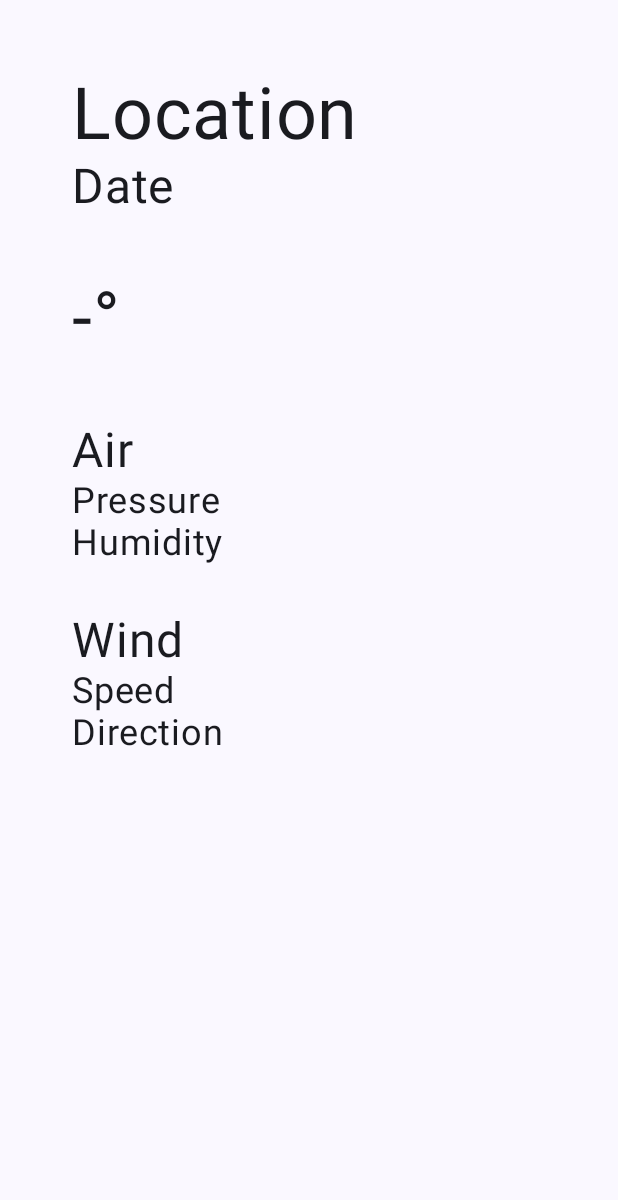
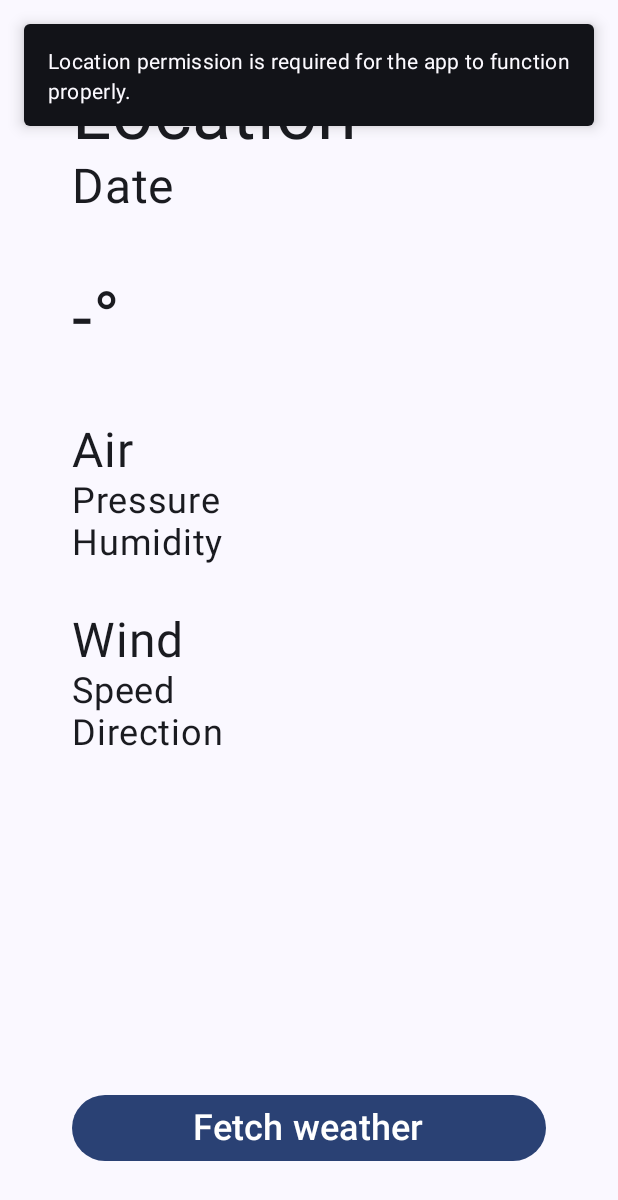
Before and after one commit to simonpeier/weather-app, an Android app built with Jetpack Compose: the screen it shows after launch (MainActivity), on a phone screen of 412 x 824 dp. Shown: the top 1200 px of the screen. Run offline under Robolectric (Android 15) with nearby library versions, the phone set to English and light mode, and no system bars.

Commit message:
Implement location fetching and handling

```diff
--- a/app/build.gradle.kts
+++ b/app/build.gradle.kts
@@ -60,6 +60,7 @@ dependencies {
     implementation("androidx.compose.ui:ui-tooling-preview")
     implementation("androidx.compose.material3:material3")
     implementation("androidx.lifecycle:lifecycle-viewmodel-compose:2.6.1")
+    implementation ("com.google.android.gms:play-services-location:18.0.0")
     testImplementation("junit:junit:4.13.2")
     androidTestImplementation("androidx.test.ext:junit:1.1.5")
     androidTestImplementation("androidx.test.espresso:espresso-core:3.5.1")
--- a/app/src/main/java/ch/simonpeier/weatherapp/MainActivity.kt
+++ b/app/src/main/java/ch/simonpeier/weatherapp/MainActivity.kt
@@ -1,13 +1,24 @@
 package ch.simonpeier.weatherapp
 
+import android.Manifest
+import android.app.Application
+import android.content.pm.PackageManager
 import android.os.Bundle
 import androidx.activity.ComponentActivity
 import androidx.activity.compose.setContent
+import androidx.activity.viewModels
+import androidx.compose.foundation.layout.Box
 import androidx.compose.foundation.layout.Column
 import androidx.compose.foundation.layout.Row
+import androidx.compose.foundation.layout.Spacer
 import androidx.compose.foundation.layout.fillMaxSize
+import androidx.compose.foundation.layout.fillMaxWidth
+import androidx.compose.foundation.layout.height
 import androidx.compose.foundation.layout.padding
+import androidx.compose.foundation.layout.width
+import androidx.compose.material3.Button
 import androidx.compose.material3.MaterialTheme
+import androidx.compose.material3.Snackbar
 import androidx.compose.material3.Surface
 import androidx.compose.material3.Text
 import androidx.compose.runtime.Composable
@@ -17,10 +28,13 @@ import androidx.compose.ui.Modifier
 import androidx.compose.ui.tooling.preview.Preview
 import androidx.compose.ui.unit.dp
 import androidx.compose.ui.unit.sp
+import androidx.core.app.ActivityCompat
+import androidx.core.content.ContextCompat
 import androidx.lifecycle.viewmodel.compose.viewModel
 import ch.simonpeier.weatherapp.ui.theme.WeatherAppTheme
 
 class MainActivity : ComponentActivity() {
+    private val viewModel: WeatherViewModel by viewModels()
     override fun onCreate(savedInstanceState: Bundle?) {
         super.onCreate(savedInstanceState)
         setContent {
@@ -30,15 +44,41 @@ class MainActivity : ComponentActivity() {
                     modifier = Modifier.fillMaxSize(),
                     color = MaterialTheme.colorScheme.background
                 ) {
-                    WeatherLayout()
+                    WeatherLayout(Modifier, viewModel, application)
                 }
+            }
+        }
+
+        // Check location permission
+        if (ContextCompat.checkSelfPermission(
+                this,
+                Manifest.permission.ACCESS_FINE_LOCATION
+            ) == PackageManager.PERMISSION_GRANTED
+        ) {
+            viewModel.onLocationPermissionGranted(application)
+        } else {
+            ActivityCompat.requestPermissions(this, arrayOf(Manifest.permission.ACCESS_FINE_LOCATION), 1)
+        }
+    }
+
+    override fun onRequestPermissionsResult(requestCode: Int, permissions: Array<out String>, grantResults: IntArray) {
+        super.onRequestPermissionsResult(requestCode, permissions, grantResults)
+        if (requestCode == 1) {
+            if (grantResults.isNotEmpty() && grantResults[0] == PackageManager.PERMISSION_GRANTED) {
+                viewModel.onLocationPermissionGranted(application)
+            } else {
+                viewModel.onLocationPermissionDenied()
             }
         }
     }
 }
 
 @Composable
-fun WeatherLayout(modifier: Modifier = Modifier, weatherViewModel: WeatherViewModel = viewModel()) {
+fun WeatherLayout(
+    modifier: Modifier = Modifier,
+    weatherViewModel: WeatherViewModel = viewModel(),
+    application: Application = Application()
+) {
     val weatherUiState by weatherViewModel.uiState.collectAsState()
 
     Column(
@@ -63,6 +103,18 @@ fun WeatherLayout(modifier: Modifier = Modifier, weatherViewModel: WeatherViewMo
             secondDesc = "Direction",
             secondContent = weatherUiState.windDirection
         )
+        Spacer(modifier = Modifier.weight(1f))
+        Button(
+            onClick = { weatherViewModel.onLocationPermissionGranted(application) },
+            modifier = Modifier
+                .fillMaxWidth()
+        ) {
+            Text(text = "Fetch weather", fontSize = 24.sp)
+        }
+    }
+
+    if (weatherViewModel.locationPermissionDenied) {
+        LocationPermissionDeniedSnackbar()
     }
 }
 
@@ -89,6 +141,19 @@ fun WeatherInfoCard(
     }
 }
 
+@Composable
+fun LocationPermissionDeniedSnackbar() {
+    Box(
+        modifier = Modifier
+            .width(200.dp)
+            .height(50.dp)
+    ) {
+        Snackbar(modifier = Modifier.padding(16.dp)) {
+            Text("Location permission is required for the app to function properly.")
+        }
+    }
+}
+
 @Preview(showBackground = true)
 @Composable
 fun WeatherLayoutPreview() {
--- a/app/src/main/java/ch/simonpeier/weatherapp/WeatherViewModel.kt
+++ b/app/src/main/java/ch/simonpeier/weatherapp/WeatherViewModel.kt
@@ -1,7 +1,17 @@
 package ch.simonpeier.weatherapp
 
+import android.annotation.SuppressLint
+import android.app.Application
+import android.location.Location
+import android.util.Log
+import androidx.compose.runtime.mutableStateOf
 import androidx.lifecycle.ViewModel
 import androidx.lifecycle.viewModelScope
+import com.google.android.gms.location.FusedLocationProviderClient
+import com.google.android.gms.location.LocationCallback
+import com.google.android.gms.location.LocationRequest
+import com.google.android.gms.location.LocationResult
+import com.google.android.gms.location.LocationServices
 import kotlinx.coroutines.flow.MutableStateFlow
 import kotlinx.coroutines.flow.StateFlow
 import kotlinx.coroutines.flow.asStateFlow
@@ -13,9 +23,13 @@ import java.util.Locale
 import kotlin.math.roundToInt
 
 class WeatherViewModel(private val weatherService: WeatherService = WeatherService()) : ViewModel() {
-
     private val _uiState = MutableStateFlow(WeatherUiState())
     val uiState: StateFlow<WeatherUiState> = _uiState.asStateFlow()
+
+    private var fusedLocationClient: FusedLocationProviderClient? = null
+    private val _locationPermissionDenied = mutableStateOf(false)
+    val locationPermissionDenied: Boolean
+        get() = _locationPermissionDenied.value
 
     fun fetchData(latitude: Double, longitude: Double) {
         viewModelScope.launch {
@@ -24,7 +38,7 @@ class WeatherViewModel(private val weatherService: WeatherService = WeatherServi
                 val location = weather.name.split(Regex("/"), 2)
                 val calendar = Calendar.getInstance()
                 val dateOnly = SimpleDateFormat("dd.MM.yyyy", Locale.GERMAN)
-                val windDirection = (weather.wind.deg?.let { getWindDirection(it) } ?: "")
+                val windDirection = weather.wind.deg.let { getWindDirection(it) }
 
                 _uiState.update { currentState ->
                     currentState.copy(
@@ -39,9 +53,51 @@ class WeatherViewModel(private val weatherService: WeatherService = WeatherServi
                 }
 
             } catch (e: Exception) {
-                println(e.message)
+                Log.e("WeatherViewModel", e.message.toString())
             }
         }
+    }
+
+    fun onLocationPermissionGranted(application: Application) {
+        if (fusedLocationClient == null) {
+            fusedLocationClient = LocationServices.getFusedLocationProviderClient(application)
+        }
+        requestCurrentLocation()
+    }
+
+    fun onLocationPermissionDenied() {
+        _locationPermissionDenied.value = true
+    }
+
+    @SuppressLint("MissingPermission")
+    fun requestCurrentLocation() {
+        fusedLocationClient?.lastLocation?.addOnSuccessListener { location: Location? ->
+            if (location != null) {
+                fetchData(location.latitude, location.longitude)
+            } else {
+                requestLocationUpdates()
+            }
+        }?.addOnFailureListener {
+            onLocationPermissionDenied()
+        }
+    }
+
+    @SuppressLint("MissingPermission")
+    private fun requestLocationUpdates() {
+        val locationCallback = object : LocationCallback() {
+            override fun onLocationResult(locationResult: LocationResult) {
+                val lastLocation: Location = locationResult.lastLocation
+                // Do something with the location, update UI, etc. (fetchData)
+                fetchData(lastLocation.latitude, lastLocation.longitude)
+            }
+        }
+
+        val locationRequest = LocationRequest.create().apply {
+            interval = 1000
+            priority = LocationRequest.PRIORITY_BALANCED_POWER_ACCURACY
+        }
+
+        fusedLocationClient?.requestLocationUpdates(locationRequest, locationCallback, null)
     }
 
     private fun getWindDirection(degree: Int): String {
--- a/app/src/main/java/ch/simonpeier/weatherapp/owm/api/OpenWeatherMapApi.kt
+++ b/app/src/main/java/ch/simonpeier/weatherapp/owm/api/OpenWeatherMapApi.kt
@@ -6,7 +6,7 @@ import retrofit2.http.Query
 
 interface OpenWeatherMapApi {
     @GET("weather")
-    suspend fun getCurrentWeather(
+    fun getCurrentWeather(
         @Query("lat") latidude: Double,
         @Query("lon") longitude: Double,
         @Query("appid") apiKey: String,
```
Also changed, not shown: app/src/main/AndroidManifest.xml (+9 -0 lines).
